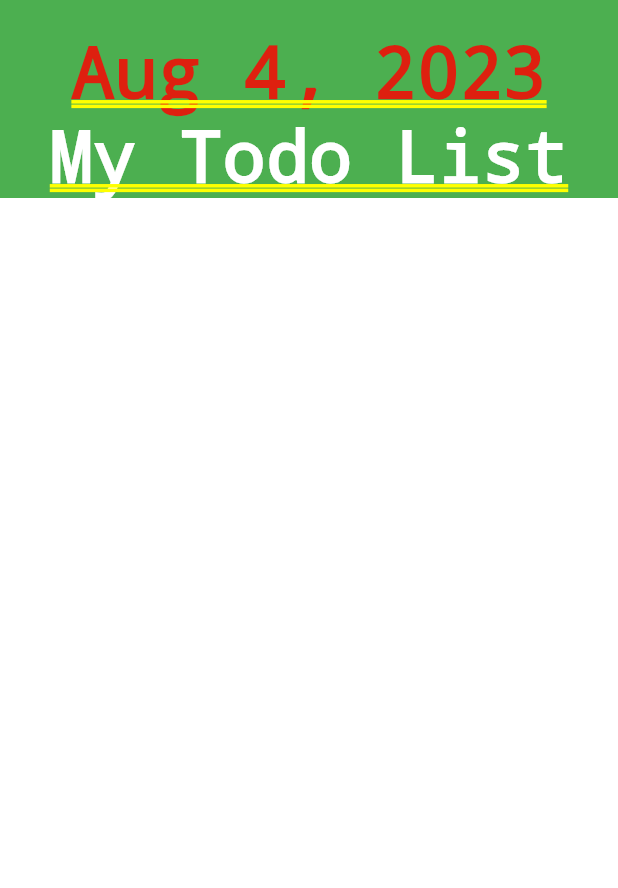
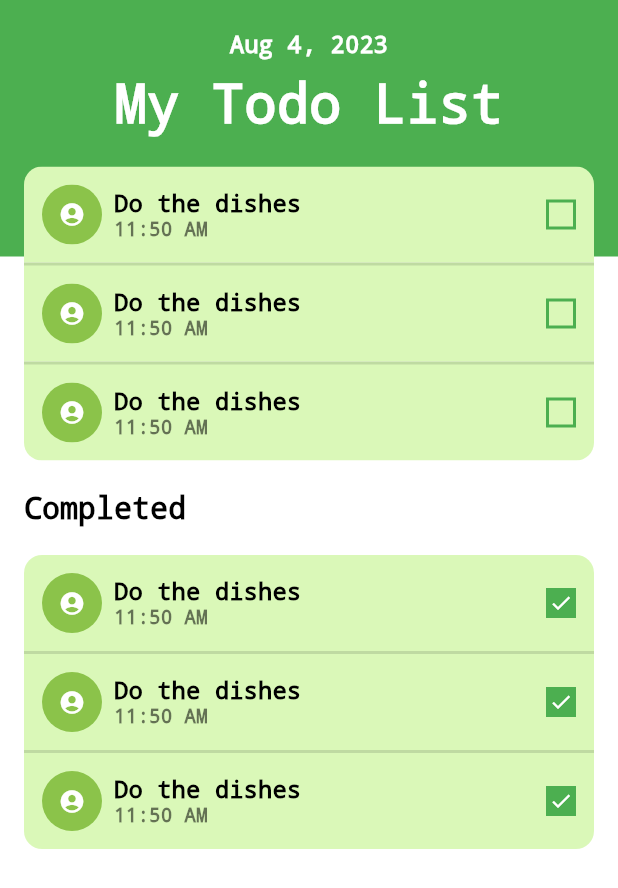
Before and after one commit to twjw/flutter_todo_app, a Flutter app: the screen it shows after launch, on a phone screen of 412 x 824 dp. Shown: the top 888 px of the screen. Run offline on Flutter 3.47's test engine with Material 3 defaults, Android fonts, the phone set to English and light mode, and no system bars; our stand-ins replace floor, flutter_riverpod, go_router, sqflite; missing offline and left inert: dart:ffi; accounts and stored records are empty; generated files the repository leaves out were written again.

Commit message:
feat: 首頁切板完成

```diff
--- a/lib/main.dart
+++ b/lib/main.dart
@@ -34,9 +34,6 @@ class MyApp extends StatelessWidget {
   @override
   Widget build(BuildContext context) {
     return MaterialApp.router(
-      theme: ThemeData(
-        textTheme: TextTheme(),
-      ),
       routerConfig: _router,
     );
   }
--- a/lib/screen/home_screen.dart
+++ b/lib/screen/home_screen.dart
@@ -1,5 +1,11 @@
+import 'dart:ffi';
+
 import 'package:flutter/material.dart';
 import 'package:flutter_riverpod/flutter_riverpod.dart';
+import 'package:flutter_todo_app/theme/text_theme.dart';
+import 'package:flutter_todo_app/widget/color_safearea.dart';
+import 'package:flutter_todo_app/widget/screen/home_screen/date_title.dart';
+import 'package:flutter_todo_app/widget/screen/home_screen/todo_list.dart';
 import 'package:go_router/go_router.dart';
 
 class HomeScreen extends ConsumerWidget {
@@ -12,27 +18,39 @@ class HomeScreen extends ConsumerWidget {
 
   @override
   Widget build(BuildContext context, WidgetRef ref) {
-    return Column(
-      children: [
-        Container(
-          width: double.infinity,
-          color: Colors.green,
-          child: SafeArea(
+    return ColorSafeArea(
+      child: Column(
+        children: [
+          DateTitle(),
+          Transform.translate(
+            offset: const Offset(0, -60),
             child: Column(
+              crossAxisAlignment: CrossAxisAlignment.start,
               children: [
+                TodoList(
+                  list: Array(1),
+                ),
                 SizedBox(
                   height: 20,
                 ),
-                Text('Aug 4, 2023'),
                 Text(
-                  'My Todo List',
-                  style: TextStyle(color: Colors.white),
+                  'Completed',
+                  style: AppThemeText.medium.copyWith(
+                    fontSize: 20,
+                  ),
+                ),
+                SizedBox(
+                  height: 20,
+                ),
+                TodoList(
+                  list: Array(1),
+                  completed: true,
                 ),
               ],
             ),
           ),
-        )
-      ],
+        ],
+      ),
     );
   }
 }
--- /dev/null
+++ b/lib/theme/color_theme.dart
@@ -0,0 +1,9 @@
+import 'package:flutter/material.dart';
+
+class AppThemeColor {
+  static const primary = Colors.green;
+  static const primaryMedium = Colors.lightGreen;
+  static const primaryLight = Color.fromRGBO(218, 248, 184, 1);
+  static const border = Colors.black12;
+  static const com1 = Colors.white;
+}
--- /dev/null
+++ b/lib/theme/text_theme.dart
@@ -0,0 +1,15 @@
+import 'package:flutter/material.dart';
+
+class AppThemeText {
+  static const medium = TextStyle(
+    fontSize: 16,
+    decoration: TextDecoration.none,
+    color: Colors.black,
+  );
+
+  static const small = TextStyle(
+    fontSize: 13,
+    decoration: TextDecoration.none,
+    color: Colors.black54,
+  );
+}
--- /dev/null
+++ b/lib/widget/color_safearea.dart
@@ -0,0 +1,20 @@
+import 'package:flutter/material.dart';
+import 'package:flutter_todo_app/theme/color_theme.dart';
+
+class ColorSafeArea extends StatelessWidget {
+  const ColorSafeArea({super.key, this.color, required this.child});
+
+  final Color? color;
+  final Widget child;
+
+  @override
+  Widget build(BuildContext context) {
+    return Container(
+      width: double.infinity,
+      color: color ?? AppThemeColor.primary,
+      child: SafeArea(
+        child: Container(color: AppThemeColor.com1, child: child),
+      ),
+    );
+  }
+}
--- /dev/null
+++ b/lib/widget/screen/home_screen/date_title.dart
@@ -0,0 +1,66 @@
+import 'package:flutter/material.dart';
+import 'package:flutter_todo_app/theme/color_theme.dart';
+import 'package:flutter_todo_app/theme/text_theme.dart';
+import 'package:flutter_todo_app/widget/touchable_opacity.dart';
+
+class DateTitle extends StatelessWidget {
+  const DateTitle({super.key});
+
+  @override
+  Widget build(BuildContext context) {
+    return Container(
+      width: double.infinity,
+      color: AppThemeColor.primary,
+      child: Column(
+        children: [
+          const SizedBox(
+            height: 20,
+          ),
+          TouchableOpacity(
+            onTap: () {
+              var now = DateTime.now();
+
+              showDatePicker(
+                context: context,
+                initialDate: now,
+                firstDate: now,
+                lastDate: DateTime(now.year, now.month + 3, now.day),
+                builder: (BuildContext context, Widget? child) {
+                  return Theme(
+                    data: ThemeData.light().copyWith(
+                      colorScheme: const ColorScheme.light(
+                          primary: AppThemeColor.primary),
+                    ),
+                    child: child!,
+                  );
+                },
+              ).then((value) {
+                if (value == null) return;
+              });
+            },
+            child: Text(
+              'Aug 4, 2023',
+              style: AppThemeText.medium.copyWith(
+                color: AppThemeColor.com1,
+              ),
+            ),
+          ),
+          const SizedBox(
+            height: 10,
+          ),
+          Text(
+            'My Todo List',
+            style: AppThemeText.medium.copyWith(
+              color: AppThemeColor.com1,
+              fontSize: 36,
+              fontWeight: FontWeight.w700,
+            ),
+          ),
+          const SizedBox(
+            height: 80,
+          ),
+        ],
+      ),
+    );
+  }
+}
--- a/lib/widget/screen/home_screen/task_list.dart
+++ /dev/null
@@ -1,10 +0,0 @@
-import 'package:flutter/material.dart';
-
-class TaskList extends StatelessWidget {
-  const TaskList({super.key});
-
-  @override
-  Widget build(BuildContext context) {
-    return const Placeholder();
-  }
-}
--- /dev/null
+++ b/lib/widget/screen/home_screen/todo_item.dart
@@ -0,0 +1,86 @@
+import 'package:flutter/material.dart';
+import 'package:flutter_todo_app/theme/color_theme.dart';
+import 'package:flutter_todo_app/theme/text_theme.dart';
+
+class TodoItem extends StatelessWidget {
+  const TodoItem({super.key, this.border = true, this.completed = false});
+
+  final bool border;
+  final bool completed;
+
+  @override
+  Widget build(BuildContext context) {
+    return Container(
+      color: AppThemeColor.primaryLight,
+      child: Column(
+        children: [
+          if (border)
+            Container(
+              color: AppThemeColor.border,
+              height: 2,
+            ),
+          Container(
+            padding: const EdgeInsets.symmetric(horizontal: 12, vertical: 12),
+            child: Row(
+              children: [
+                ClipRRect(
+                  borderRadius: BorderRadius.circular(50),
+                  child: Container(
+                    width: 40,
+                    height: 40,
+                    color: AppThemeColor.primaryMedium,
+                    child: Icon(
+                      Icons.account_circle_rounded,
+                      color: AppThemeColor.com1,
+                      size: 18,
+                    ),
+                  ),
+                ),
+                SizedBox(
+                  width: 8,
+                ),
+                Expanded(
+                  child: Column(
+                    crossAxisAlignment: CrossAxisAlignment.start,
+                    children: [
+                      Text(
+                        'Do the dishes',
+                        style: AppThemeText.medium.copyWith(
+                          fontWeight: FontWeight.w600,
+                        ),
+                      ),
+                      Text(
+                        '11:50 AM',
+                        style: AppThemeText.small,
+                      ),
+                    ],
+                  ),
+                ),
+                SizedBox(
+                  width: 8,
+                ),
+                Container(
+                  width: 20,
+                  height: 20,
+                  decoration: BoxDecoration(
+                      color: completed ? AppThemeColor.primary : null,
+                      border: Border.all(
+                        color: AppThemeColor.primary,
+                        width: 2,
+                      )),
+                  child: completed
+                      ? Icon(
+                          Icons.check,
+                          color: AppThemeColor.com1,
+                          size: 16,
+                        )
+                      : null,
+                ),
+              ],
+            ),
+          ),
+        ],
+      ),
+    );
+  }
+}
--- /dev/null
+++ b/lib/widget/screen/home_screen/todo_list.dart
@@ -0,0 +1,37 @@
+import 'dart:ffi';
+
+import 'package:flutter/material.dart';
+import 'todo_item.dart';
+
+class TodoList extends StatelessWidget {
+  const TodoList({super.key, required this.list, this.completed = false});
+
+  final Array<dynamic> list;
+  final bool completed;
+
+  @override
+  Widget build(BuildContext context) {
+    return LayoutBuilder(builder: (context, constraints) {
+      return Container(
+        width: constraints.maxWidth - 32,
+        child: ClipRRect(
+          borderRadius: BorderRadius.circular(12),
+          child: Column(
+            children: [
+              TodoItem(
+                border: false,
+                completed: completed,
+              ),
+              TodoItem(
+                completed: completed,
+              ),
+              TodoItem(
+                completed: completed,
+              ),
+            ],
+          ),
+        ),
+      );
+    });
+  }
+}
--- /dev/null
+++ b/lib/widget/touchable_opacity.dart
@@ -0,0 +1,40 @@
+import 'package:flutter/material.dart';
+
+class TouchableOpacity extends StatefulWidget {
+  final Widget child;
+  final Function? onTap;
+  final Duration duration = const Duration(milliseconds: 50);
+  final double opacity = 0.5;
+
+  TouchableOpacity({required this.child, this.onTap});
+
+  @override
+  _TouchableOpacityState createState() => _TouchableOpacityState();
+}
+
+class _TouchableOpacityState extends State<TouchableOpacity> {
+  bool isDown = false;
+
+  @override
+  void initState() {
+    super.initState();
+    setState(() => isDown = false);
+  }
+
+  @override
+  Widget build(BuildContext context) {
+    return GestureDetector(
+      onTapDown: (_) => setState(() => isDown = true),
+      onTapUp: (_) => setState(() => isDown = false),
+      onTapCancel: () => setState(() => isDown = false),
+      onTap: () {
+        if (widget.onTap != null) widget.onTap!();
+      },
+      child: AnimatedOpacity(
+        duration: widget.duration,
+        opacity: isDown ? widget.opacity : 1,
+        child: widget.child,
+      ),
+    );
+  }
+}
```
